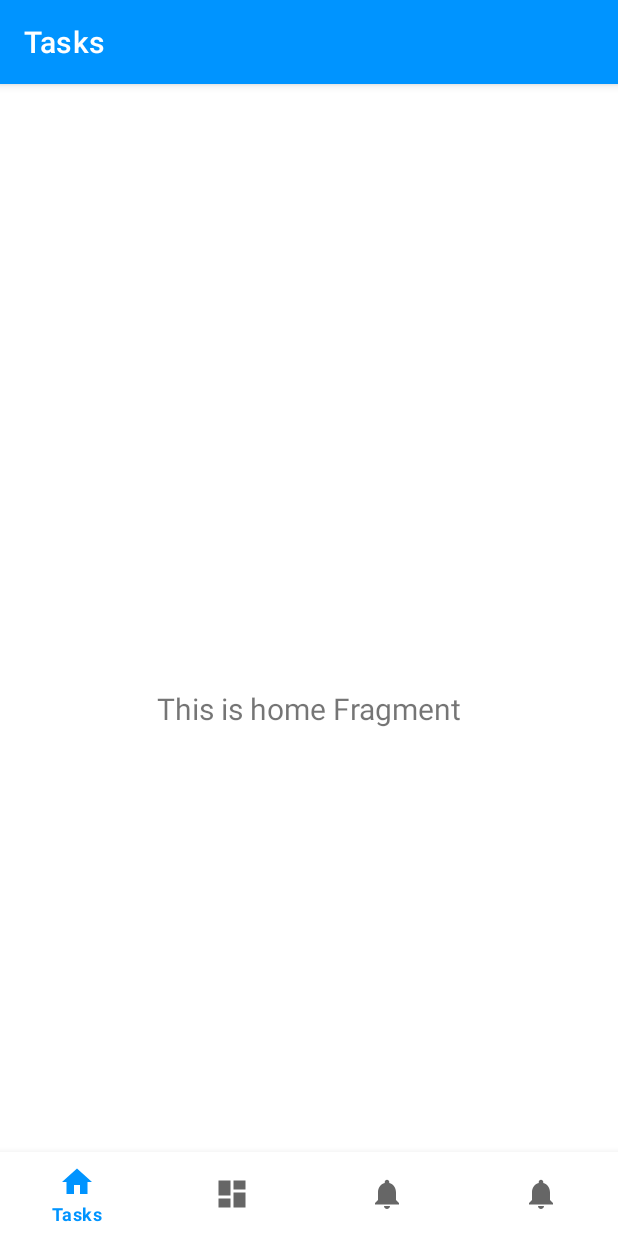
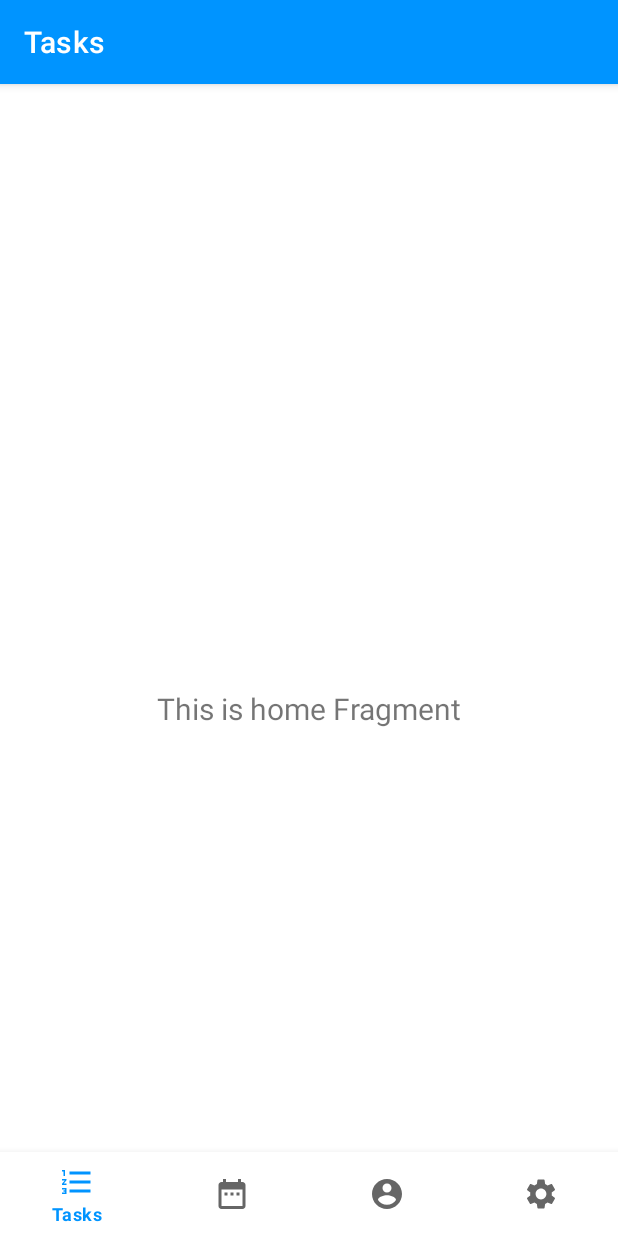
Before and after one commit to todoheap/todoheap, an Android app: the screen it shows after launch (MainActivity), on a phone screen of 412 x 824 dp. Run offline under Robolectric (Android 15) with nearby library versions, the phone set to English and light mode, and no system bars; our stand-ins replace navigation-ui.

Commit message:
bottom nav icons

```diff
--- /dev/null
+++ b/app/src/main/res/drawable/ic_account.xml
@@ -0,0 +1,10 @@
+<vector xmlns:android="http://schemas.android.com/apk/res/android"
+    android:width="24dp"
+    android:height="24dp"
+    android:viewportWidth="24"
+    android:viewportHeight="24"
+    android:tint="?attr/colorControlNormal">
+  <path
+      android:fillColor="@android:color/white"
+      android:pathData="M12,2C6.48,2 2,6.48 2,12s4.48,10 10,10 10,-4.48 10,-10S17.52,2 12,2zM12,5c1.66,0 3,1.34 3,3s-1.34,3 -3,3 -3,-1.34 -3,-3 1.34,-3 3,-3zM12,19.2c-2.5,0 -4.71,-1.28 -6,-3.22 0.03,-1.99 4,-3.08 6,-3.08 1.99,0 5.97,1.09 6,3.08 -1.29,1.94 -3.5,3.22 -6,3.22z"/>
+</vector>
--- /dev/null
+++ b/app/src/main/res/drawable/ic_calendar.xml
@@ -0,0 +1,10 @@
+<vector xmlns:android="http://schemas.android.com/apk/res/android"
+    android:width="24dp"
+    android:height="24dp"
+    android:viewportWidth="24"
+    android:viewportHeight="24"
+    android:tint="?attr/colorControlNormal">
+  <path
+      android:fillColor="@android:color/white"
+      android:pathData="M9,11L7,11v2h2v-2zM13,11h-2v2h2v-2zM17,11h-2v2h2v-2zM19,4h-1L18,2h-2v2L8,4L8,2L6,2v2L5,4c-1.11,0 -1.99,0.9 -1.99,2L3,20c0,1.1 0.89,2 2,2h14c1.1,0 2,-0.9 2,-2L21,6c0,-1.1 -0.9,-2 -2,-2zM19,20L5,20L5,9h14v11z"/>
+</vector>
--- a/app/src/main/res/drawable/ic_dashboard_black_24dp.xml
+++ /dev/null
@@ -1,9 +0,0 @@
-<vector xmlns:android="http://schemas.android.com/apk/res/android"
-    android:width="24dp"
-    android:height="24dp"
-    android:viewportWidth="24.0"
-    android:viewportHeight="24.0">
-    <path
-        android:fillColor="#FF000000"
-        android:pathData="M3,13h8L11,3L3,3v10zM3,21h8v-6L3,15v6zM13,21h8L21,11h-8v10zM13,3v6h8L21,3h-8z" />
-</vector>
--- a/app/src/main/res/drawable/ic_home_black_24dp.xml
+++ /dev/null
@@ -1,9 +0,0 @@
-<vector xmlns:android="http://schemas.android.com/apk/res/android"
-    android:width="24dp"
-    android:height="24dp"
-    android:viewportWidth="24.0"
-    android:viewportHeight="24.0">
-    <path
-        android:fillColor="#FF000000"
-        android:pathData="M10,20v-6h4v6h5v-8h3L12,3 2,12h3v8z" />
-</vector>
--- a/app/src/main/res/drawable/ic_notifications_black_24dp.xml
+++ /dev/null
@@ -1,9 +0,0 @@
-<vector xmlns:android="http://schemas.android.com/apk/res/android"
-    android:width="24dp"
-    android:height="24dp"
-    android:viewportWidth="24.0"
-    android:viewportHeight="24.0">
-    <path
-        android:fillColor="#FF000000"
-        android:pathData="M12,22c1.1,0 2,-0.9 2,-2h-4c0,1.1 0.89,2 2,2zM18,16v-5c0,-3.07 -1.64,-5.64 -4.5,-6.32L13.5,4c0,-0.83 -0.67,-1.5 -1.5,-1.5s-1.5,0.67 -1.5,1.5v0.68C7.63,5.36 6,7.92 6,11v5l-2,2v1h16v-1l-2,-2z" />
-</vector>
--- /dev/null
+++ b/app/src/main/res/drawable/ic_settings.xml
@@ -0,0 +1,10 @@
+<vector xmlns:android="http://schemas.android.com/apk/res/android"
+    android:width="24dp"
+    android:height="24dp"
+    android:viewportWidth="24"
+    android:viewportHeight="24"
+    android:tint="?attr/colorControlNormal">
+  <path
+      android:fillColor="@android:color/white"
+      android:pathData="M19.14,12.94c0.04,-0.3 0.06,-0.61 0.06,-0.94c0,-0.32 -0.02,-0.64 -0.07,-0.94l2.03,-1.58c0.18,-0.14 0.23,-0.41 0.12,-0.61l-1.92,-3.32c-0.12,-0.22 -0.37,-0.29 -0.59,-0.22l-2.39,0.96c-0.5,-0.38 -1.03,-0.7 -1.62,-0.94L14.4,2.81c-0.04,-0.24 -0.24,-0.41 -0.48,-0.41h-3.84c-0.24,0 -0.43,0.17 -0.47,0.41L9.25,5.35C8.66,5.59 8.12,5.92 7.63,6.29L5.24,5.33c-0.22,-0.08 -0.47,0 -0.59,0.22L2.74,8.87C2.62,9.08 2.66,9.34 2.86,9.48l2.03,1.58C4.84,11.36 4.8,11.69 4.8,12s0.02,0.64 0.07,0.94l-2.03,1.58c-0.18,0.14 -0.23,0.41 -0.12,0.61l1.92,3.32c0.12,0.22 0.37,0.29 0.59,0.22l2.39,-0.96c0.5,0.38 1.03,0.7 1.62,0.94l0.36,2.54c0.05,0.24 0.24,0.41 0.48,0.41h3.84c0.24,0 0.44,-0.17 0.47,-0.41l0.36,-2.54c0.59,-0.24 1.13,-0.56 1.62,-0.94l2.39,0.96c0.22,0.08 0.47,0 0.59,-0.22l1.92,-3.32c0.12,-0.22 0.07,-0.47 -0.12,-0.61L19.14,12.94zM12,15.6c-1.98,0 -3.6,-1.62 -3.6,-3.6s1.62,-3.6 3.6,-3.6s3.6,1.62 3.6,3.6S13.98,15.6 12,15.6z"/>
+</vector>
--- /dev/null
+++ b/app/src/main/res/drawable/ic_tasks.xml
@@ -0,0 +1,10 @@
+<vector xmlns:android="http://schemas.android.com/apk/res/android"
+    android:width="24dp"
+    android:height="24dp"
+    android:viewportWidth="24"
+    android:viewportHeight="24"
+    android:tint="?attr/colorControlNormal">
+  <path
+      android:fillColor="@android:color/white"
+      android:pathData="M2,17h2v0.5L3,17.5v1h1v0.5L2,19v1h3v-4L2,16v1zM3,8h1L4,4L2,4v1h1v3zM2,11h1.8L2,13.1v0.9h3v-1L3.2,13L5,10.9L5,10L2,10v1zM7,5v2h14L21,5L7,5zM7,19h14v-2L7,17v2zM7,13h14v-2L7,11v2z"/>
+</vector>
--- a/app/src/main/res/menu/bottom_nav_menu.xml
+++ b/app/src/main/res/menu/bottom_nav_menu.xml
@@ -3,22 +3,22 @@
 
     <item
         android:id="@+id/navigation_tasks"
-        android:icon="@drawable/ic_home_black_24dp"
+        android:icon="@drawable/ic_tasks"
         android:title="@string/title_tasks" />
 
     <item
         android:id="@+id/navigation_calendar"
-        android:icon="@drawable/ic_dashboard_black_24dp"
+        android:icon="@drawable/ic_calendar"
         android:title="@string/title_calendar" />
 
     <item
         android:id="@+id/navigation_account"
-        android:icon="@drawable/ic_notifications_black_24dp"
+        android:icon="@drawable/ic_account"
         android:title="@string/title_account" />
 
     <item
         android:id="@+id/navigation_settings"
-        android:icon="@drawable/ic_notifications_black_24dp"
+        android:icon="@drawable/ic_settings"
         android:title="@string/title_settings" />
 
 </menu>
```
